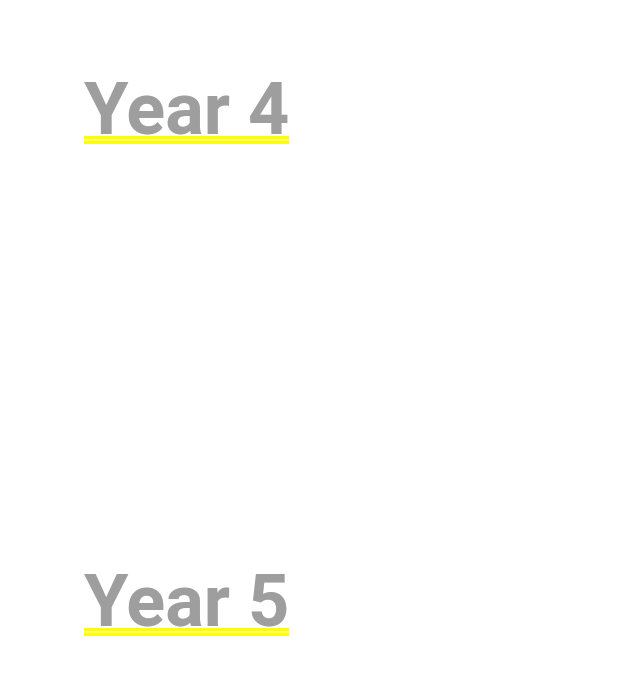
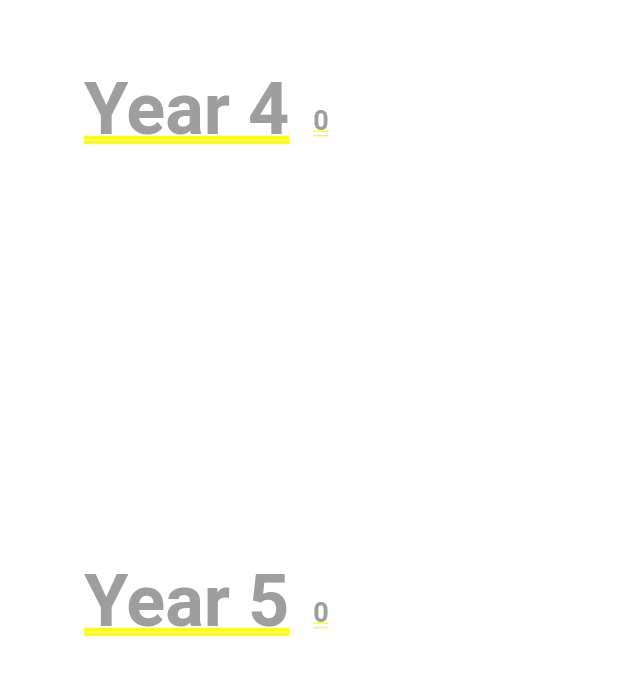
Before and after one commit to ashtondunderdale/barden-proj, a Flutter app: the BardenInventory screen opened directly, scrolled down 1152 dp, on a phone screen of 412 x 824 dp. Shown: the part 294-969 px from the top of the screen. Run offline on Flutter 3.47's test engine with Material 3 defaults, Android fonts, the light colour scheme and no system bars; our stand-ins replace flutter_secure_storage, flutter_spinkit, google_fonts; missing offline and left inert: azstore, flet; accounts and stored records are empty.

Commit message:
added book list counts

```diff
--- a/barden_book_project/lib/home/widgets/inventory/inventory.dart
+++ b/barden_book_project/lib/home/widgets/inventory/inventory.dart
@@ -104,7 +104,9 @@ class _BardenInventoryState extends State<BardenInventory> {
       children: [
         Padding(
           padding: const EdgeInsets.only(left: 48),
-          child: Text(
+          child: Row(
+            children: [
+              Text(
                 selectedYearTag != "All" && selectedCategoryTag != "All" ? selectedYearTag == "EYFS" ? "$selectedCategoryTag $selectedYearTag" : "$selectedCategoryTag Year $selectedYearTag"
                   : selectedYearTag == "All" && selectedCategoryTag != "All" ? selectedCategoryTag
                   : selectedCategoryTag == "All" && selectedYearTag != "All" ? selectedYearTag == "EYFS" ? "EYFS" : "Year $selectedYearTag"
@@ -114,6 +116,19 @@ class _BardenInventoryState extends State<BardenInventory> {
                   fontWeight: FontWeight.bold,
                   fontSize: 48
                 ),
+              ),
+              Padding(
+                padding: const EdgeInsets.only(left: 16, top: 16),
+                child: Text(
+                  books.where((e) => e.isVisible).length.toString(),
+                  style: primaryFont.copyWith(
+                    color: Colors.grey,
+                    fontWeight: FontWeight.bold,
+                    fontSize: 18
+                  ),
+                ),
+              ),
+            ],
           ),
         ),
         Padding(
@@ -137,11 +152,26 @@ class _BardenInventoryState extends State<BardenInventory> {
     ),
   ) : const SizedBox();
 
-  Widget _buildSearchBookList(List<Book> books) => Padding(
+  Widget _buildSearchBookList(List<Book> books) {
+
+    var matches = books.where((e) => e.isVisible).length.toString();
+
+    return Padding(
       padding: const EdgeInsets.all(8.0),
       child: Column(
         crossAxisAlignment: CrossAxisAlignment.start,
         children: [
+          Padding(
+            padding: const EdgeInsets.only(left: 16, top: 16),
+            child: Text(
+              matches == "1" ? "$matches Match" : "$matches Matches",
+              style: primaryFont.copyWith(
+                color: Colors.grey,
+                fontWeight: FontWeight.bold,
+                fontSize: 18
+              ),
+            ),
+          ),
           Padding(
             padding: const EdgeInsets.all(8.0),
             child: SizedBox(
@@ -171,6 +201,7 @@ class _BardenInventoryState extends State<BardenInventory> {
         ],
       ),
     );
+  }
 
   void _showBookDetails(BuildContext context, Book book) async => showDialog<void>(
     context: context,
```
Lines whose indentation alone changed are shown as unchanged.
